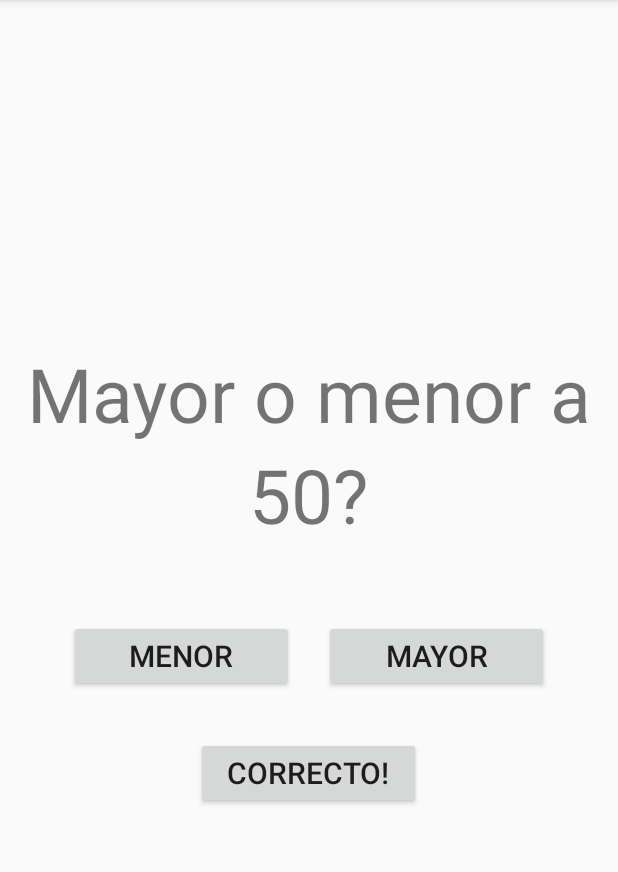
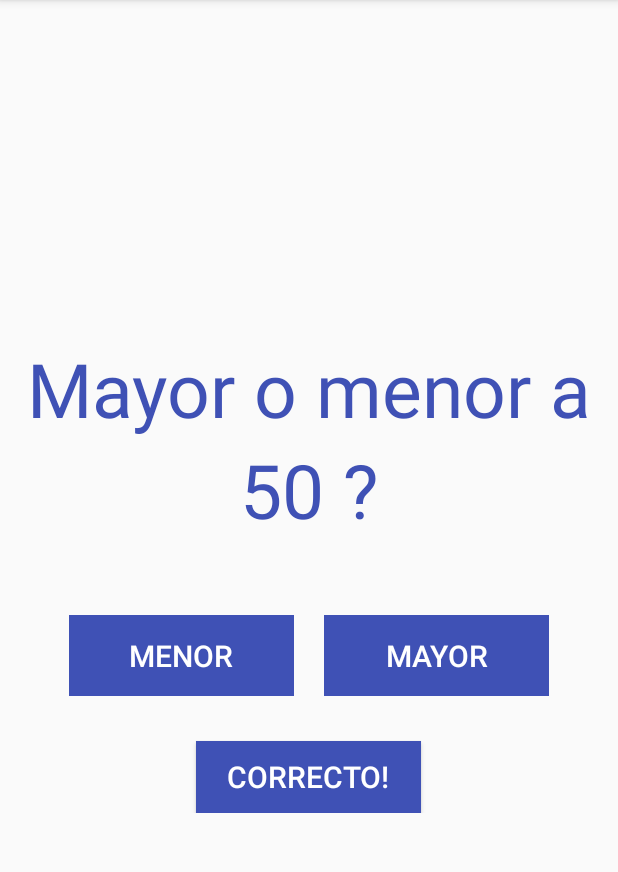
Before and after one commit to RodriYanez/Adivinador, an Android app: the screen it shows after launch (AdivinaPCActivity), after a tap on "ADIVINA MAQUINA", on a phone screen of 412 x 824 dp, the part 84-956 px from its top. Run offline under Robolectric (Android 15) with nearby library versions, the phone set to English and light mode, and no system bars.

Commit message:
La persona adivina el numero finalizado con arreglos de pantalla agregados.

```diff
--- a/app/src/main/java/com/example/rodrigoyanez/adivinador/MainActivity.java
+++ b/app/src/main/java/com/example/rodrigoyanez/adivinador/MainActivity.java
@@ -8,14 +8,13 @@ import android.widget.Button;
 
 public class MainActivity extends AppCompatActivity {
 
-    private Button btnAdivinaPC;
-
     @Override
     protected void onCreate(Bundle savedInstanceState) {
         super.onCreate(savedInstanceState);
         setContentView(R.layout.activity_main);
 
-        btnAdivinaPC = (Button) findViewById(R.id.btnAdivinaPC);
+        Button btnAdivinaPC = findViewById(R.id.btnAdivinaPC);
+        Button btnAdivinaPersona = findViewById(R.id.btnAdivinaPersona);
 
         btnAdivinaPC.setOnClickListener(new View.OnClickListener() {
             @Override
@@ -24,5 +23,12 @@ public class MainActivity extends AppCompatActivity {
                 MainActivity.this.startActivity(intent);
             }
         });
+        btnAdivinaPersona.setOnClickListener(new View.OnClickListener() {
+            @Override
+            public void onClick(View v) {
+                Intent intent = new Intent(MainActivity.this, AdivinaPersonaActivity.class);
+                MainActivity.this.startActivity(intent);
+            }
+        });
     }
 }
--- a/app/src/main/res/layout/activity_adivina_pc.xml
+++ b/app/src/main/res/layout/activity_adivina_pc.xml
@@ -1,6 +1,5 @@
 <?xml version="1.0" encoding="utf-8"?>
 <LinearLayout xmlns:android="http://schemas.android.com/apk/res/android"
-    xmlns:app="http://schemas.android.com/apk/res-auto"
     xmlns:tools="http://schemas.android.com/tools"
     android:layout_width="match_parent"
     android:layout_height="wrap_content"
@@ -11,33 +10,41 @@
     <TextView
         android:layout_width="wrap_content"
         android:layout_height="wrap_content"
-        android:text="Mayor o menor a"
+        android:text="@string/lang.menor.o.mayor"
         android:textSize="50sp"
+        android:textColor="@color/colorPrimary"
         android:layout_gravity="center"/>
     <TextView
         android:id="@+id/numero"
         android:layout_width="wrap_content"
         android:layout_height="wrap_content"
-        android:text="50?"
         android:textSize="50sp"
+        android:textColor="@color/colorPrimary"
         android:layout_gravity="center"/>
     <LinearLayout
+        tools:ignore="ContentDescription"
         android:layout_width="wrap_content"
         android:layout_height="wrap_content"
         android:layout_gravity="center"
         android:orientation="horizontal"
         android:layout_marginTop="50dp">
         <Button
+            style="?attr/buttonBarButtonStyle"
             android:id="@+id/btnMenor"
             android:layout_width="150dp"
             android:layout_height="wrap_content"
-            android:text="Menor"
+            android:background="@color/colorPrimary"
+            android:textColor="@android:color/white"
+            android:text="@string/lang.menor"
             android:textSize="20sp" />
         <Button
+            style="?attr/buttonBarButtonStyle"
             android:id="@+id/btnMayor"
             android:layout_width="150dp"
             android:layout_height="wrap_content"
-            android:text="Mayor"
+            android:background="@color/colorPrimary"
+            android:textColor="@android:color/white"
+            android:text="@string/lang.mayor"
             android:textSize="20sp"
             android:layout_marginStart="20dp"/>
     </LinearLayout>
@@ -45,7 +52,9 @@
         android:id="@+id/btnIgual"
         android:layout_width="150dp"
         android:layout_height="wrap_content"
-        android:text="Correcto!"
+        android:background="@color/colorPrimary"
+        android:textColor="@android:color/white"
+        android:text="@string/lang.correcto"
         android:textSize="20sp"
         android:layout_gravity="center"
         android:layout_marginTop="30dp"/>
--- a/app/src/main/res/values/colors.xml
+++ b/app/src/main/res/values/colors.xml
@@ -2,5 +2,5 @@
 <resources>
     <color name="colorPrimary">#3F51B5</color>
     <color name="colorPrimaryDark">#303F9F</color>
-    <color name="colorAccent">#FF4081</color>
+    <color name="colorAccent">#ff4081</color>
 </resources>
--- a/app/src/main/res/values/strings.xml
+++ b/app/src/main/res/values/strings.xml
@@ -1,3 +1,22 @@
 <resources>
     <string name="app_name">Adivinador</string>
+    <string name="lang.bienvenido">Bienvenido a Adivinador!</string>
+    <string name="lang.button.adivina.maquina">Adivina Maquina</string>
+    <string name="lang.button.adivina.persona">Adivina Persona</string>
+    <string name="lang.elegir.numero.1.a.100">Elige un numero del 1 al 100</string>
+    <string name="lang.hint.colocar.numero">Coloque aqui su numero...</string>
+    <string name="lang.aceptar">ACEPTAR</string>
+    <string name="lang.numero.pensado">El numero que pensaste es %1$d</string>
+    <string name="lang.error.numero.equivocado.mayor">El numero que pense es mayor a %1$d</string>
+    <string name="lang.error.numero.equivocado.menor">El numero que pense es menor a %1$d</string>
+    <string name="lang.felicitaciones">
+        FELICITACIONES!!!\n
+        El numero que pense es %1$d
+    </string>
+    <string name="lang.button.volver.a.jugar">Volver a Jugar</string>
+    <string name="lang.button.cambiar.juego">Cambiar juego</string>
+    <string name="lang.menor.o.mayor">Mayor o menor a</string>
+    <string name="lang.menor">Menor</string>
+    <string name="lang.mayor">Mayor</string>
+    <string name="lang.correcto">Correcto!</string>
 </resources>
```
Also changed, not shown: app/src/main/java/com/example/rodrigoyanez/adivinador/AdivinaPCActivity.java (+18 -4 lines), app/src/main/java/com/example/rodrigoyanez/adivinador/AdivinaPersonaActivity.java (added, +89 -0 lines), app/src/main/res/layout/activity_adivina_persona.xml (added, +50 -0 lines), app/src/main/res/layout/activity_main.xml (+12 -4 lines), app/src/main/res/layout/winner_screen.xml (+12 -3 lines), app/src/main/res/drawable/winner_img.jpg (added).
